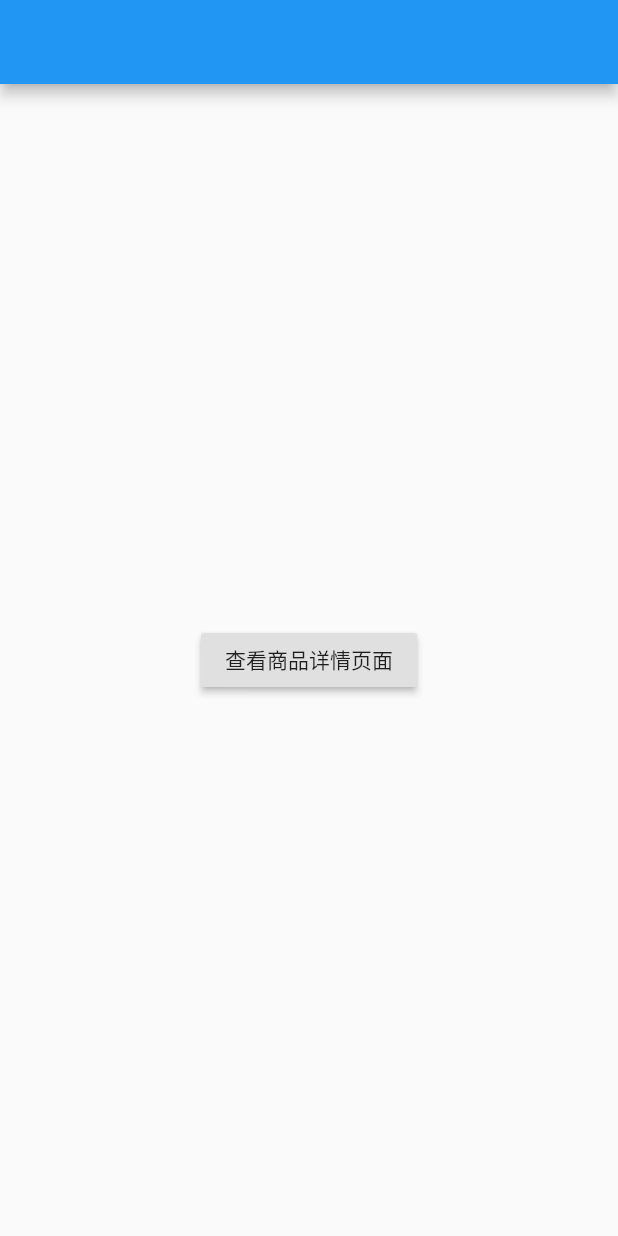
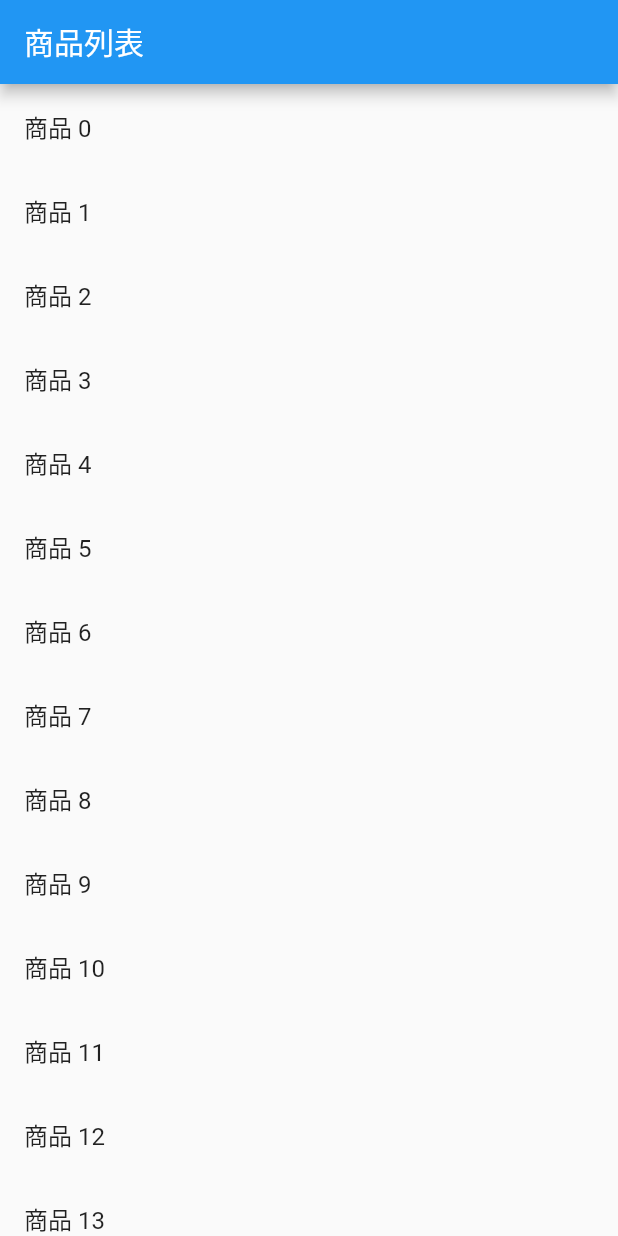
Before and after one commit to tennessine/flutter-navigator, a Flutter app: the screen it shows after launch, on a phone screen of 412 x 824 dp. Run offline on Flutter 3.47's test engine with Material 2 defaults, Android fonts, the phone set to English and light mode, and no system bars.

Commit message:
页面跳转发送数据

```diff
--- a/lib/main.dart
+++ b/lib/main.dart
@@ -1,5 +1,70 @@
 import 'package:flutter/material.dart';
 
-import 'src/app.dart';
+class Product {
+  final String title;
+  final String description;
 
-void main() => runApp(App());
+  Product(this.title, this.description);
+}
+
+void main() {
+  runApp(MaterialApp(
+    title: '传递数据实例',
+    home: ProductList(
+      products: List<Product>.generate(
+        20,
+        (i) => Product('商品 $i', '这是一个商品详情 $i'),
+      ),
+    ),
+  ));
+}
+
+class ProductList extends StatelessWidget {
+  final List<Product> products;
+
+  ProductList({Key key, @required this.products}) : super(key: key);
+
+  @override
+  Widget build(BuildContext context) {
+    return Scaffold(
+      appBar: AppBar(
+        title: Text('商品列表'),
+      ),
+      body: ListView.builder(
+        itemCount: products.length,
+        itemBuilder: (context, index) {
+          return ListTile(
+            title: Text(products[index].title),
+            onTap: () {
+              Navigator.push(
+                context,
+                MaterialPageRoute(builder: (context) {
+                  return ProductDetail(product: products[index]);
+                }),
+              );
+            },
+          );
+        },
+      ),
+    );
+  }
+}
+
+class ProductDetail extends StatelessWidget {
+  final Product product;
+
+  ProductDetail({Key key, @required this.product}) : super(key: key);
+
+  @override
+  Widget build(BuildContext context) {
+    return Scaffold(
+      appBar: AppBar(
+        title: Text('${product.title}'),
+      ),
+      body: Padding(
+        padding: EdgeInsets.all(16.0),
+        child: Text('${product.description}'),
+      ),
+    );
+  }
+}
--- a/lib/src/app.dart
+++ b/lib/src/app.dart
@@ -6,6 +6,7 @@ class App extends StatelessWidget {
   @override
   Widget build(BuildContext context) {
     return MaterialApp(
+      debugShowCheckedModeBanner: false,
       title: '',
       home: FirstScreen(),
     );
```
